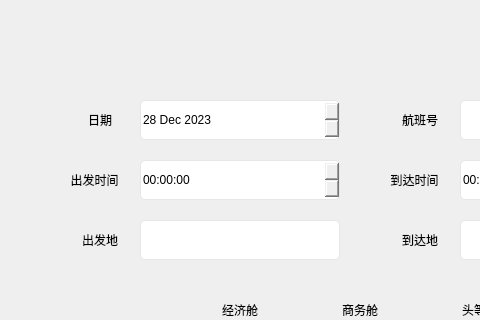
Above: Pro1 mk34/admin_form.ui from KamChiHei/330 before the change; both pictures show x 380 to 860 and y 0 to 320 of the 1280 by 720 pixel window. Below: the same form after it.
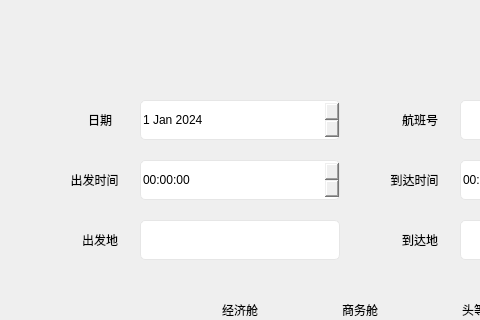
That is the form after the change. The open tabs and pages were chosen to show the change. Icons and pictures are not drawn.

The edit to the form file:
```diff
--- a/Pro1 mk34/admin_form.ui
+++ b/Pro1 mk34/admin_form.ui
@@ -205,14 +205,21 @@
       </property>
       <property name="dateTime">
        <datetime>
-        <hour>8</hour>
+        <hour>0</hour>
         <minute>0</minute>
         <second>0</second>
-        <year>2023</year>
-        <month>12</month>
-        <day>28</day>
+        <year>2024</year>
+        <month>1</month>
+        <day>1</day>
        </datetime>
       </property>
+      <property name="date">
+       <date>
+        <year>2024</year>
+        <month>1</month>
+        <day>1</day>
+       </date>
+      </property>
      </widget>
      <widget class="QLineEdit" name="lineEdit_flightId">
       <property name="geometry">
```
Left out of the diff: 2 changed lines with no effect on the pictures.
